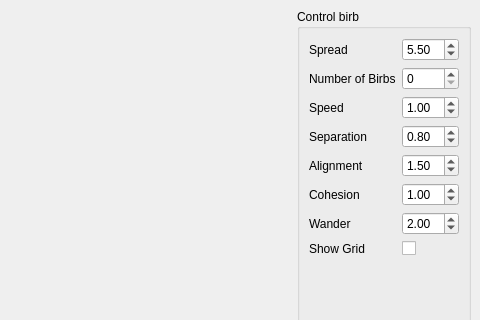
The window that birb/ui/MainWindow.ui (NCCA/programming-project-commedescode) describes before a commit, drawn with Qt 5; both pictures show x 509 to 989 and y 0 to 320 of the 989 by 646 pixel window.
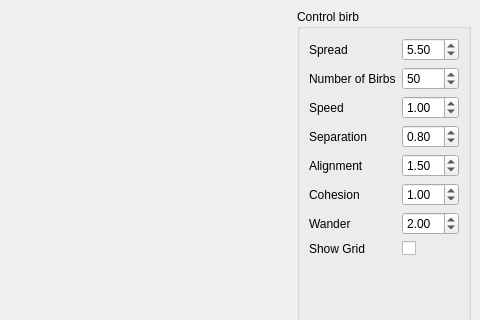
The same window after the commit.

What changed in the file:
```diff
--- a/birb/ui/MainWindow.ui
+++ b/birb/ui/MainWindow.ui
@@ -46,6 +46,9 @@
          <property name="maximum">
           <number>1000</number>
          </property>
+         <property name="value">
+          <number>50</number>
+         </property>
         </widget>
        </item>
        <item row="2" column="0">
```
